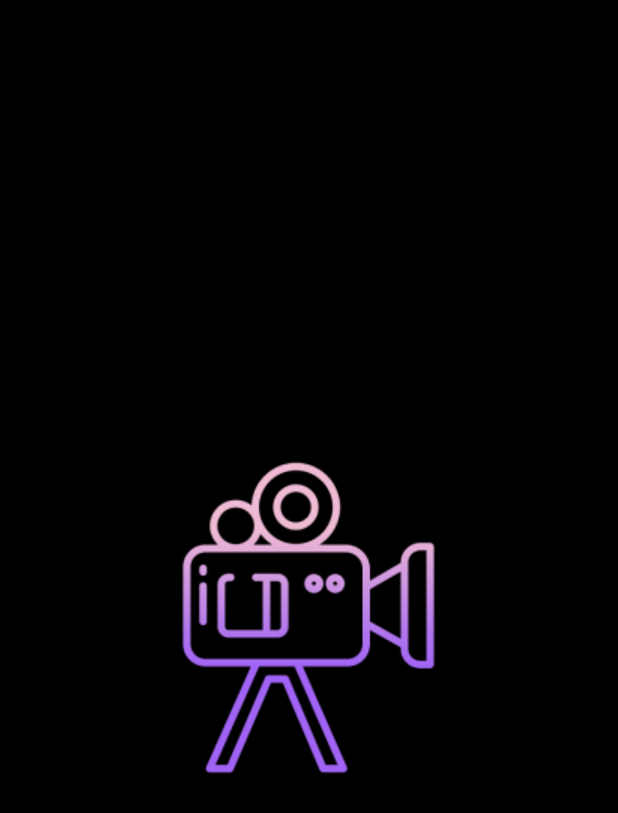
After one commit to Antonov67/wsr22, an Android app: the layout launch_activity.xml on its own in the app's theme, with its tools: preview values and no code run, on a phone screen of 412 x 824 dp. The commit adds this screen. Shown: the top 813 px of the screen. Run offline under Robolectric (Android 15) with nearby library versions, the phone set to English and light mode, and no system bars.

Commit message:
Launch&SplashScreen

```diff
--- a/app/src/main/AndroidManifest.xml
+++ b/app/src/main/AndroidManifest.xml
@@ -11,6 +11,9 @@
         android:theme="@style/Theme.Wsr22">
         <activity
             android:name=".SignUpActivity"
+            android:exported="false" />
+        <activity
+            android:name=".LaunchActivity"
             android:exported="true">
             <intent-filter>
                 <action android:name="android.intent.action.MAIN" />
--- a/app/src/main/java/com/example/wsr22/LaunchActivity.java
+++ b/app/src/main/java/com/example/wsr22/LaunchActivity.java
@@ -13,7 +13,7 @@ public class LaunchActivity extends AppCompatActivity {
     @Override
     protected void onCreate(Bundle savedInstanceState) {
         super.onCreate(savedInstanceState);
-        setContentView(R.layout.launch_main);
+        setContentView(R.layout.launch_activity);
         getSupportActionBar().hide();
         ImageView imageView = findViewById(R.id.imageView);
         //анимация, если нужна
--- a/app/src/main/java/com/example/wsr22/SignUpActivity.java
+++ b/app/src/main/java/com/example/wsr22/SignUpActivity.java
@@ -8,7 +8,7 @@ public class SignUpActivity extends AppCompatActivity {
 
     @Override
     protected void onCreate(Bundle savedInstanceState) {
-        super.onCreate (savedInstanceState);
-        setContentView(R.layout.activity_main);
+        super.onCreate(savedInstanceState);
+        setContentView(R.layout.activity_sign_up);
     }
 }
--- /dev/null
+++ b/app/src/main/res/layout/launch_activity.xml
@@ -0,0 +1,15 @@
+<?xml version="1.0" encoding="utf-8"?>
+<LinearLayout xmlns:android="http://schemas.android.com/apk/res/android"
+    xmlns:app="http://schemas.android.com/apk/res-auto"
+    android:layout_width="match_parent"
+    android:layout_height="match_parent"
+    android:gravity="center"
+    android:background="@color/black">
+
+    <ImageView
+        android:id="@+id/imageView"
+        android:layout_width="wrap_content"
+        android:layout_height="wrap_content"
+        android:layout_gravity="center"
+        app:srcCompat="@drawable/video_camera2" />
+</LinearLayout>
```
Also changed, not shown: app/src/main/res/layout/activity_sign_up.xml (renamed from app/src/main/res/layout/activity_main.xml, +0 -9 lines), app/src/main/res/drawable/video_camera2.png (added).
